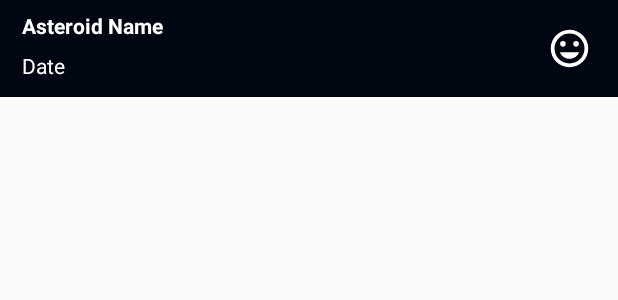
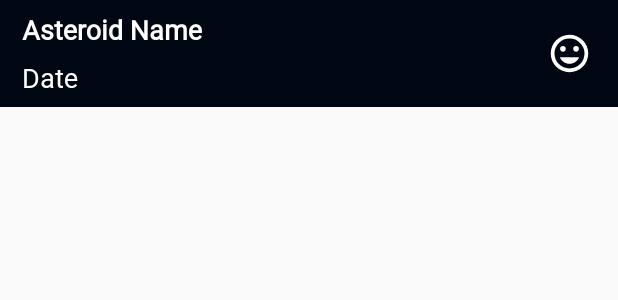
Before and after one commit to theKeval/AstroidRadar, an Android app: the layout asteroid_view.xml on its own in the app's theme, with its tools: preview values and no code run, on a phone screen of 412 x 824 dp. Shown: the top 300 px of the screen. Run offline under Robolectric (Android 15) with nearby library versions, the phone set to English and light mode, and no system bars.

Commit message:
started changing style - done with main frag and asteroid view

```diff
--- a/app/src/main/res/layout/asteroid_view.xml
+++ b/app/src/main/res/layout/asteroid_view.xml
@@ -25,39 +25,38 @@
         android:padding="7dp">
 
         <LinearLayout
-            android:layout_width="wrap_content"
+            android:layout_width="0dp"
             android:layout_height="wrap_content"
             android:layout_weight="1"
             android:orientation="vertical">
 
             <TextView
+                android:id="@+id/tv_asteroid_name"
+                style="@style/label_style.asteroid_view"
                 android:layout_width="match_parent"
                 android:layout_height="wrap_content"
-                android:layout_marginStart="7dp"
-                android:layout_marginEnd="7dp"
                 android:text="@{asteroid.codename}"
-                android:textColor="@color/default_text_color"
                 android:textStyle="bold"
                 tools:text="Asteroid Name" />
 
             <TextView
+                android:id="@+id/tv_asteroid_date"
+                style="@style/label_style.asteroid_view"
                 android:layout_width="match_parent"
                 android:layout_height="wrap_content"
-                android:layout_marginStart="7dp"
-                android:layout_marginTop="7dp"
-                android:layout_marginEnd="7dp"
+                android:layout_marginTop="@dimen/margin_regular"
                 android:text="@{asteroid.closeApproachDate}"
-                android:textColor="@color/default_text_color"
                 tools:text="Date" />
 
         </LinearLayout>
 
         <ImageView
             statusIcon="@{asteroid.potentiallyHazardous}"
-            android:layout_width="50dp"
-            android:layout_height="50dp"
+            android:layout_width="@dimen/status_icon_size"
+            android:layout_height="@dimen/status_icon_size"
             android:layout_gravity="center"
-            android:padding="10dp"
+            android:contentDescription="@string/ast_status_icon"
+            android:padding="@dimen/padding_regular"
             tools:src="@drawable/ic_status_normal" />
 
     </LinearLayout>
--- a/app/src/main/res/values/colors.xml
+++ b/app/src/main/res/values/colors.xml
@@ -7,4 +7,5 @@
     <color name="default_text_color">#FFFFFF</color>
     <color name="text_grey">#D2D2D2</color>
     <color name="potentially_hazardous">#FF8282</color>
+    <color name="pod_title_bg">#55010613</color>
 </resources>
--- a/app/src/main/res/values/styles.xml
+++ b/app/src/main/res/values/styles.xml
@@ -8,4 +8,20 @@
         <item name="colorAccent">@color/colorAccent</item>
     </style>
 
+    <style name="label_style">
+        <item name="android:textSize">18sp</item>
+        <item name="android:textColor">@android:color/white</item>
+        <item name="android:fontFamily">@font/roboto_regular</item>
+        <item name="android:textAlignment">viewStart</item>
+        <item name="android:ellipsize">end</item>
+        <item name="singleLine">true</item>
+    </style>
+
+    <style name="label_style.asteroid_view">
+        <item name="android:layout_marginStart">@dimen/margin_regular</item>
+        <item name="android:layout_marginEnd">@dimen/margin_regular</item>
+    </style>
+
+
+
 </resources>
```
Also changed, not shown: app/src/main/java/com/udacity/asteroidradar/main/MainFragment.kt (+8 -7 lines), app/src/main/res/layout/fragment_main.xml (+12 -12 lines), app/src/main/res/values/dimens.xml (added, +16 -0 lines), app/src/main/res/values/strings.xml (+10 -3 lines), app/src/main/res/font/roboto_regular.ttf (added).
